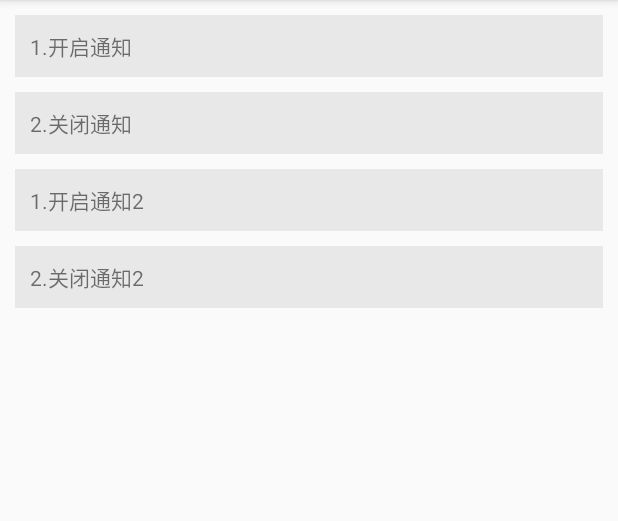
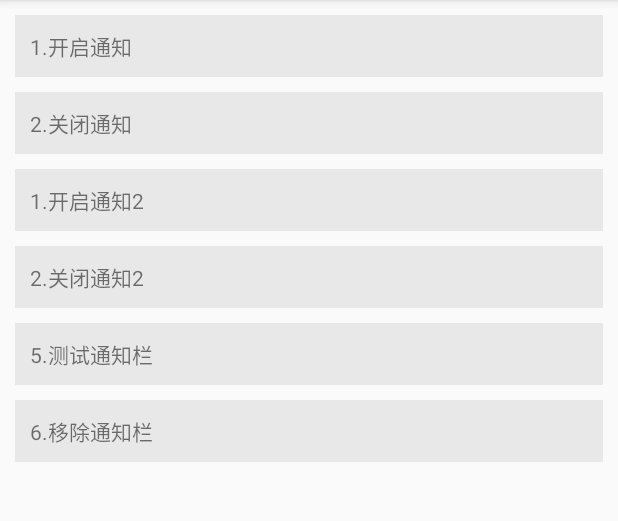
Before and after one commit to yangchong211/YCNotification, an Android app: the ServiceActivity screen opened directly, with no data from a screen before it, on a phone screen of 412 x 824 dp, the part 84-605 px from its top. Run offline under Robolectric (Android 15) with nearby library versions, the phone set to English and light mode, and no system bars.

Commit message:
完善案例

```diff
--- a/app/src/main/res/layout/activity_service.xml
+++ b/app/src/main/res/layout/activity_service.xml
@@ -44,6 +44,23 @@
             android:background="@color/bg"
             android:padding="10dp"/>
 
+        <TextView
+            android:id="@+id/tv_5"
+            android:layout_marginTop="10dp"
+            android:layout_width="match_parent"
+            android:layout_height="wrap_content"
+            android:text="5.测试通知栏"
+            android:background="@color/bg"
+            android:padding="10dp"/>
+
+        <TextView
+            android:id="@+id/tv_6"
+            android:layout_marginTop="10dp"
+            android:layout_width="match_parent"
+            android:layout_height="wrap_content"
+            android:text="6.移除通知栏"
+            android:background="@color/bg"
+            android:padding="10dp"/>
     </LinearLayout>
 
 </ScrollView>
```
Also changed, not shown: app/src/main/java/com/yc/cn/ycnotification/service/ServiceActivity.java (+65 -0 lines).
